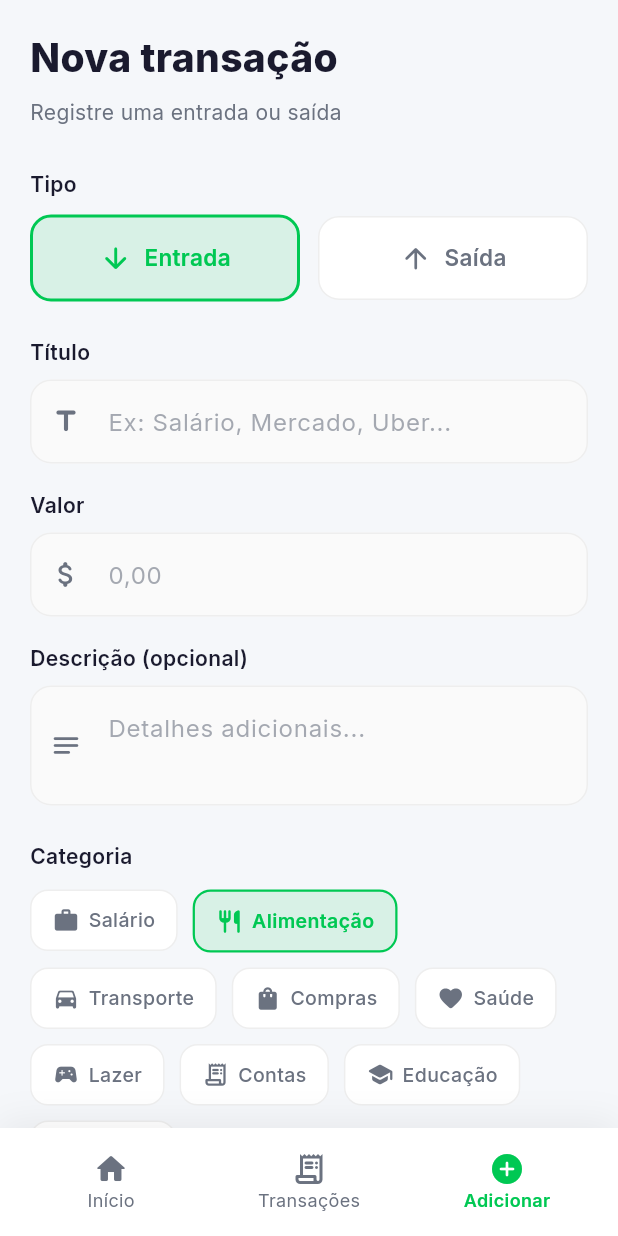
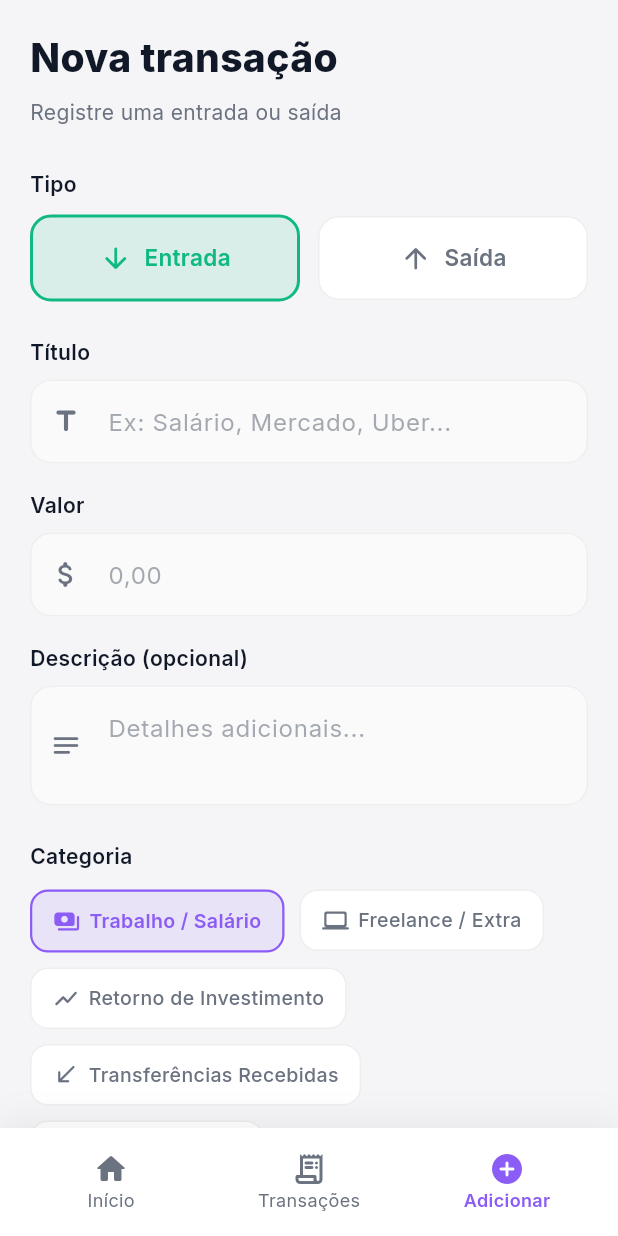
Before and after one commit to GabigolDEVPY/Gerenciador-Financeiro, a Flutter app: the HomeScreen screen opened directly, item 3 of the bottom bar chosen, after a tap on "Entrada", on a phone screen of 412 x 824 dp. Run offline on Flutter 3.47's test engine with Material 3 defaults, Android fonts, the light colour scheme and no system bars; our stand-ins replace google_fonts, shared_preferences; accounts and stored records are empty.

Commit message:
arrumando o versão mobile

```diff
--- a/app/lib/screens/add_transaction_screen.dart
+++ b/app/lib/screens/add_transaction_screen.dart
@@ -25,28 +25,131 @@ class _AddTransactionScreenState extends State<AddTransactionScreen> {
   String _category = 'food';
 
   final List<Map<String, dynamic>> _categories = [
-    {'value': 'work_wage', 'label': 'Salário', 'icon': Icons.work_rounded},
+    {'value': 'housing', 'label': 'Moradia', 'icon': Icons.home_rounded},
     {'value': 'food', 'label': 'Alimentação', 'icon': Icons.restaurant_rounded},
     {
       'value': 'transport',
       'label': 'Transporte',
-      'icon': Icons.directions_car_rounded,
+      'icon': Icons.directions_car_rounded
+    },
+    {'value': 'health', 'label': 'Saúde', 'icon': Icons.favorite_rounded},
+    {'value': 'education', 'label': 'Educação', 'icon': Icons.school_rounded},
+    {
+      'value': 'leisure',
+      'label': 'Lazer',
+      'icon': Icons.sports_esports_rounded
     },
     {
       'value': 'shopping',
       'label': 'Compras',
-      'icon': Icons.shopping_bag_rounded,
+      'icon': Icons.shopping_bag_rounded
     },
-    {'value': 'health', 'label': 'Saúde', 'icon': Icons.favorite_rounded},
+    {'value': 'travel', 'label': 'Viagem', 'icon': Icons.flight_rounded},
     {
-      'value': 'entertainment',
-      'label': 'Lazer',
-      'icon': Icons.sports_esports_rounded,
+      'value': 'investment',
+      'label': 'Investimento',
+      'icon': Icons.trending_up_rounded
     },
-    {'value': 'bills', 'label': 'Contas', 'icon': Icons.receipt_long_rounded},
-    {'value': 'education', 'label': 'Educação', 'icon': Icons.school_rounded},
+    {
+      'value': 'debt',
+      'label': 'Dívida / Empréstimo',
+      'icon': Icons.account_balance_wallet_rounded
+    },
+    {
+      'value': 'transfer',
+      'label': 'Transferência',
+      'icon': Icons.sync_alt_rounded
+    },
+    {
+      'value': 'work',
+      'label': 'Trabalho / Freelance',
+      'icon': Icons.work_rounded
+    },
     {'value': 'other', 'label': 'Outros', 'icon': Icons.more_horiz_rounded},
+    {
+      'value': 'work_wage',
+      'label': 'Trabalho / Salário',
+      'icon': Icons.payments_rounded
+    },
+    {
+      'value': 'freelance',
+      'label': 'Freelance / Extra',
+      'icon': Icons.computer_rounded
+    },
+    {
+      'value': 'investment_return',
+      'label': 'Retorno de Investimento',
+      'icon': Icons.show_chart_rounded
+    },
+    {
+      'value': 'transfer_received',
+      'label': 'Transferências Recebidas',
+      'icon': Icons.call_received_rounded
+    },
+    {
+      'value': 'other_income',
+      'label': 'Outras Receitas',
+      'icon': Icons.wallet_rounded
+    },
   ];
+
+  List<Map<String, dynamic>> get _visibleCategories {
+    final debitValues = {
+      'housing',
+      'food',
+      'transport',
+      'health',
+      'education',
+      'leisure',
+      'shopping',
+      'travel',
+      'investment',
+      'debt',
+      'transfer',
+      'work',
+      'other'
+    };
+    final creditValues = {
+      'work_wage',
+      'freelance',
+      'investment_return',
+      'transfer_received',
+      'other_income'
+    };
+
+    final allowed = _type == 'credit' ? creditValues : debitValues;
+    return _categories.where((cat) => allowed.contains(cat['value'])).toList();
+  }
+
+  void _setType(String nextType) {
+    setState(() {
+      _type = nextType;
+      final candidates = nextType == 'credit'
+          ? [
+              'work_wage',
+              'freelance',
+              'investment_return',
+              'transfer_received',
+              'other_income'
+            ]
+          : [
+              'housing',
+              'food',
+              'transport',
+              'health',
+              'education',
+              'leisure',
+              'shopping',
+              'travel',
+              'investment',
+              'debt',
+              'transfer',
+              'work',
+              'other'
+            ];
+      _category = candidates.contains(_category) ? _category : candidates.first;
+    });
+  }
 
   @override
   void dispose() {
@@ -169,7 +272,7 @@ class _AddTransactionScreenState extends State<AddTransactionScreen> {
                       icon: Icons.arrow_downward_rounded,
                       selected: _type == 'credit',
                       color: AppColors.income,
-                      onTap: () => setState(() => _type = 'credit'),
+                      onTap: () => _setType('credit'),
                     ),
                   ),
                   const SizedBox(width: 12),
@@ -179,7 +282,7 @@ class _AddTransactionScreenState extends State<AddTransactionScreen> {
                       icon: Icons.arrow_upward_rounded,
                       selected: _type == 'debit',
                       color: AppColors.expense,
-                      onTap: () => setState(() => _type = 'debit'),
+                      onTap: () => _setType('debit'),
                     ),
                   ),
                 ],
@@ -234,7 +337,7 @@ class _AddTransactionScreenState extends State<AddTransactionScreen> {
               Wrap(
                 spacing: 10,
                 runSpacing: 10,
-                children: _categories.map((cat) {
+                children: _visibleCategories.map((cat) {
                   final selected = _category == cat['value'];
                   return GestureDetector(
                     onTap: () => setState(() => _category = cat['value']),
@@ -271,9 +374,8 @@ class _AddTransactionScreenState extends State<AddTransactionScreen> {
                             cat['label'] as String,
                             style: TextStyle(
                               fontSize: 13,
-                              fontWeight: selected
-                                  ? FontWeight.w600
-                                  : FontWeight.w500,
+                              fontWeight:
+                                  selected ? FontWeight.w600 : FontWeight.w500,
                               color: selected
                                   ? AppColors.primary
                                   : AppColors.textSecondary,
--- a/app/lib/screens/home_screen.dart
+++ b/app/lib/screens/home_screen.dart
@@ -181,6 +181,9 @@ class _DashboardTab extends StatelessWidget {
                         balance: dashboard?.totalBalance ?? 0,
                         income: dashboard?.totalIncome ?? 0,
                         expense: dashboard?.totalExpense ?? 0,
+                        savingsRate: dashboard?.savingsRate ?? 0,
+                        creditCount: dashboard?.creditCount ?? 0,
+                        debitCount: dashboard?.debitCount ?? 0,
                       ),
               ),
             ),
--- a/app/lib/services/api_service.dart
+++ b/app/lib/services/api_service.dart
@@ -95,6 +95,9 @@ class ApiService {
           totalBalance: income - expense,
           totalIncome: income,
           totalExpense: expense,
+          savingsRate: income > 0 ? ((income - expense) / income) * 100 : 0,
+          creditCount: txs.where((t) => t.isIncome).length,
+          debitCount: txs.where((t) => t.isExpense).length,
           recentTransactions: txs,
         );
       }
--- a/app/lib/utils/constants.dart
+++ b/app/lib/utils/constants.dart
@@ -17,13 +17,13 @@ class AppConstants {
 }
 
 class AppColors {
-  static const primary = Color(0xFF00C853);
-  static const primaryDark = Color(0xFF00A844);
-  static const secondary = Color(0xFF1A237E);
-  static const background = Color(0xFFF5F7FA);
+  static const primary = Color(0xFF8B5CF6);
+  static const primaryDark = Color(0xFF7C3AED);
+  static const secondary = Color(0xFF111827);
+  static const background = Color(0xFFF5F5F7);
   static const card = Color(0xFFFFFFFF);
-  static const income = Color(0xFF00C853);
-  static const expense = Color(0xFFFF5252);
-  static const textPrimary = Color(0xFF1A1A2E);
+  static const income = Color(0xFF10B981);
+  static const expense = Color(0xFFEF4444);
+  static const textPrimary = Color(0xFF111827);
   static const textSecondary = Color(0xFF6B7280);
 }
--- a/app/lib/widgets/balance_card.dart
+++ b/app/lib/widgets/balance_card.dart
@@ -6,12 +6,18 @@ class BalanceCard extends StatelessWidget {
   final double balance;
   final double income;
   final double expense;
+  final double savingsRate;
+  final int creditCount;
+  final int debitCount;
 
   const BalanceCard({
     super.key,
     required this.balance,
     required this.income,
     required this.expense,
+    this.savingsRate = 0,
+    this.creditCount = 0,
+    this.debitCount = 0,
   });
 
   @override
@@ -26,9 +32,9 @@ class BalanceCard extends StatelessWidget {
           begin: Alignment.topLeft,
           end: Alignment.bottomRight,
           colors: [
-            Color(0xFF00C853),
-            Color(0xFF00A844),
-            Color(0xFF00796B),
+            AppColors.primary,
+            AppColors.primaryDark,
+            Color(0xFF3B2F6B),
           ],
         ),
         borderRadius: BorderRadius.circular(24),
@@ -69,12 +75,13 @@ class BalanceCard extends StatelessWidget {
                   icon: Icons.arrow_downward_rounded,
                   label: 'Entradas',
                   value: currency.format(income),
+                  subtitle: '$creditCount lançamentos',
                   color: Colors.white,
                 ),
               ),
               Container(
                 width: 1,
-                height: 40,
+                height: 60,
                 color: Colors.white24,
               ),
               Expanded(
@@ -82,10 +89,40 @@ class BalanceCard extends StatelessWidget {
                   icon: Icons.arrow_upward_rounded,
                   label: 'Saídas',
                   value: currency.format(expense),
+                  subtitle: '$debitCount lançamentos',
                   color: Colors.white,
                 ),
               ),
             ],
+          ),
+          const SizedBox(height: 18),
+          Container(
+            padding: const EdgeInsets.symmetric(horizontal: 12, vertical: 8),
+            decoration: BoxDecoration(
+              color: Colors.white.withValues(alpha: 0.12),
+              borderRadius: BorderRadius.circular(12),
+            ),
+            child: Row(
+              mainAxisAlignment: MainAxisAlignment.spaceBetween,
+              children: [
+                const Text(
+                  'Taxa de economia',
+                  style: TextStyle(
+                    color: Colors.white70,
+                    fontSize: 12,
+                    fontWeight: FontWeight.w500,
+                  ),
+                ),
+                Text(
+                  '${savingsRate.toStringAsFixed(1)}%',
+                  style: const TextStyle(
+                    color: Colors.white,
+                    fontSize: 14,
+                    fontWeight: FontWeight.w700,
+                  ),
+                ),
+              ],
+            ),
           ),
         ],
       ),
@@ -96,6 +133,7 @@ class BalanceCard extends StatelessWidget {
     required IconData icon,
     required String label,
     required String value,
+    required String subtitle,
     required Color color,
   }) {
     return Padding(
@@ -132,6 +170,14 @@ class BalanceCard extends StatelessWidget {
                   ),
                   overflow: TextOverflow.ellipsis,
                 ),
+                const SizedBox(height: 2),
+                Text(
+                  subtitle,
+                  style: TextStyle(
+                    color: color.withValues(alpha: 0.7),
+                    fontSize: 10,
+                  ),
+                ),
               ],
             ),
           ),
```
Also changed, not shown: app/lib/models/transaction.dart (+53 -25 lines), app/lib/widgets/transaction_card.dart (+57 -24 lines), 3 other files.
